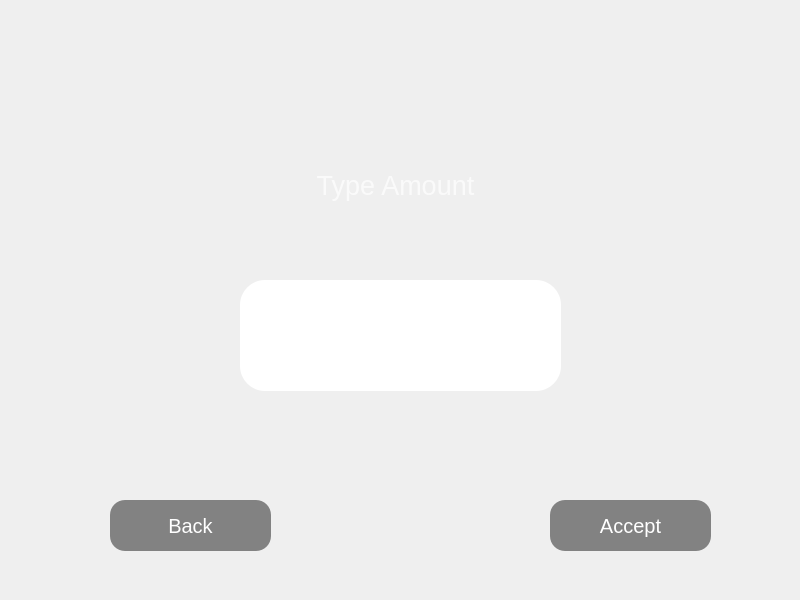
First picture: the form in frontend/cashwithdrawal.ui, repository 22kmo-project/group_14, before the edit.
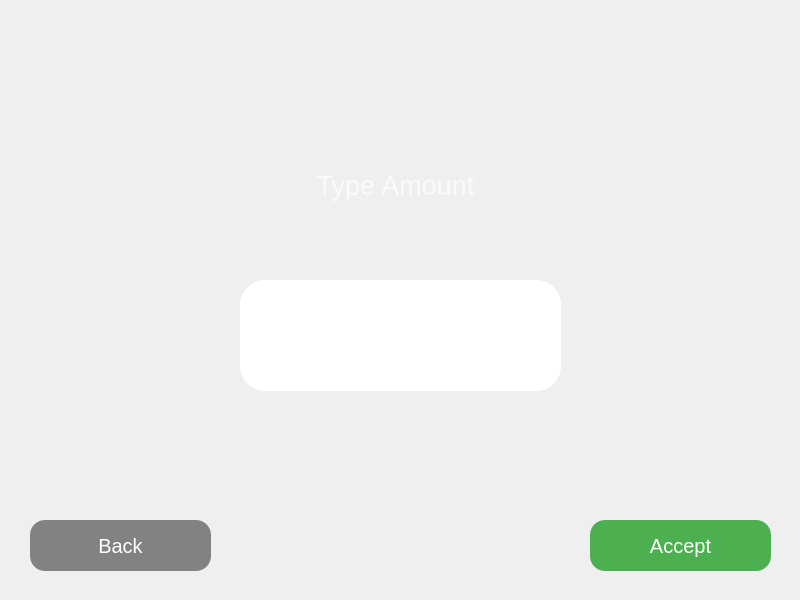
Second picture: the form after the edit. Icons and pictures are not drawn.

```diff
--- a/frontend/cashwithdrawal.ui
+++ b/frontend/cashwithdrawal.ui
@@ -436,9 +436,9 @@
     <widget class="QPushButton" name="button_accept">
      <property name="geometry">
       <rect>
-       <x>550</x>
-       <y>500</y>
-       <width>161</width>
+       <x>590</x>
+       <y>520</y>
+       <width>181</width>
        <height>51</height>
       </rect>
      </property>
@@ -449,17 +449,20 @@
      </property>
      <property name="styleSheet">
       <string notr="true">QPushButton {
-background-color: rgb(130, 130, 130);
-background-position:left middle;
+background-color: #4CAF50;
+background-image: url(../img/icon_confirm.png);
+background-repeat: no-repeat;
+background-position: right middle;
 color: rgb(255, 255, 255);
-border-radius:15px;
+border-radius: 15px;
 padding:5 5px;
 font-size:20px;
 }
 QPushButton:hover {
-background-color: rgb(120, 120, 120);
-color: rgb(255, 255, 255);
-}</string>
+background-color: #43A047;
+color: rgb(245, 245, 245);
+}
+</string>
      </property>
      <property name="text">
       <string>Accept</string>
@@ -468,9 +471,9 @@
     <widget class="QPushButton" name="button_back_2">
      <property name="geometry">
       <rect>
-       <x>110</x>
-       <y>500</y>
-       <width>161</width>
+       <x>30</x>
+       <y>520</y>
+       <width>181</width>
        <height>51</height>
       </rect>
      </property>
```
Left out of the diff: 12 changed lines with no effect on the pictures.
